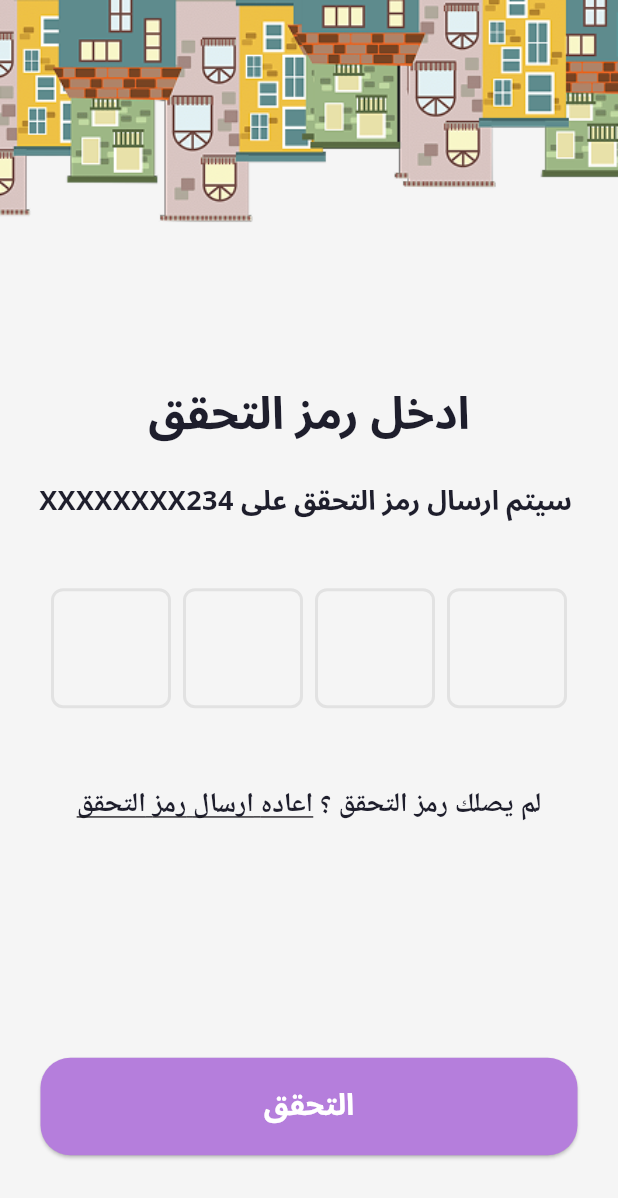
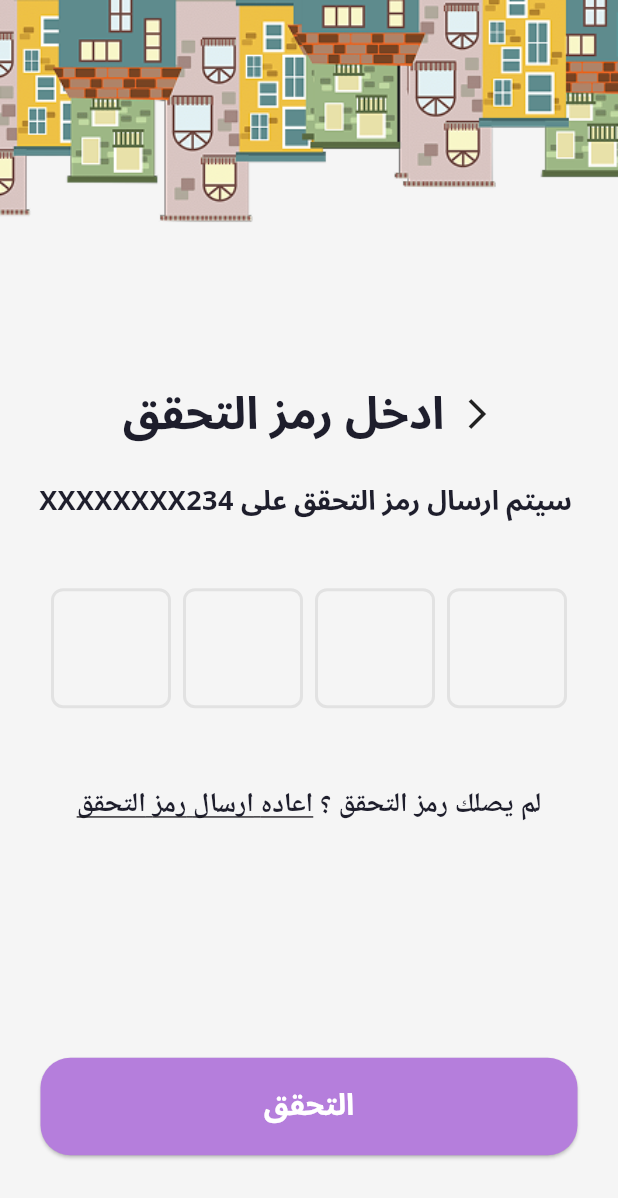
Before and after one commit to Saad0fi/Roshan_Hackathon, a Flutter app: the OTPScreen screen opened directly, on a phone screen of 412 x 824 dp. Shown: the top 1198 px of the screen. Run offline on Flutter 3.47's test engine with Material 3 defaults, Android fonts, the phone set to English and light mode, and no system bars; drawn by our look-alikes of pin_code_fields; our stand-ins replace easy_localization, smooth_page_indicator, story_view; missing offline and left inert: phone_form_field.

Commit message:
add back otp,login

```diff
--- a/lib/feature/explore/screens/explore_screen.dart
+++ b/lib/feature/explore/screens/explore_screen.dart
@@ -165,7 +165,7 @@ class _ExploreScreenState extends State<ExploreScreen>
       gridDelegate: SliverGridDelegateWithFixedCrossAxisCount(
         crossAxisCount: 2,
         childAspectRatio: 1.2,
-        crossAxisSpacing: 12,
+        crossAxisSpacing: 4,
         mainAxisSpacing: 12,
       ),
       itemCount: images.length,
--- a/lib/feature/landing/screens/landing_page.dart
+++ b/lib/feature/landing/screens/landing_page.dart
@@ -79,7 +79,7 @@ class LandingPage extends StatelessWidget {
                     ButtonWidget(
                       type: "Login",
                       onPressed: () {
-                        Navigator.pushReplacement(
+                        Navigator.push(
                           context,
                           MaterialPageRoute<void>(
                             builder: (context) => AuthenticationScreen(),
--- a/lib/feature/otp/screens/otp_screen.dart
+++ b/lib/feature/otp/screens/otp_screen.dart
@@ -27,6 +27,9 @@ class _OTPScreenState extends State<OTPScreen> {
             child: Column(
               mainAxisAlignment: MainAxisAlignment.center,
               children: [
+                Row(spacing: 10,
+                  mainAxisAlignment: MainAxisAlignment.center,
+                  children: [
                     Text(
                       'ادخل رمز التحقق',
                       style: TextStyle(
@@ -35,6 +38,10 @@ class _OTPScreenState extends State<OTPScreen> {
                         fontWeight: FontWeight.bold,
                       ),
                     ),
+                    InkWell(onTap: () => Navigator.pop(context),
+                        child: Icon(Icons.arrow_forward_ios)),
+                  ],),
+
 
                 SizedBox(height: 10),
 
--- a/lib/main.dart
+++ b/lib/main.dart
@@ -43,9 +43,9 @@ class _MainAppState extends State<MainApp> {
       theme: lightTheme,
       darkTheme: darkTheme,
         home: //NavigationScreen()
-        AuthenticationScreen()
+      //  AuthenticationScreen()
       // MapScreen(),
-       //SplashScreen(),
+       SplashScreen(),
     //  home: NavigationScreen(toggleThemeMode: _toggleThemeMode),
      // themeMode: _themeMode,
     );
```
Also changed, not shown: lib/feature/authentication/screen/authentication_screen.dart (+12 -5 lines). Lines whose indentation alone changed are shown as unchanged.
